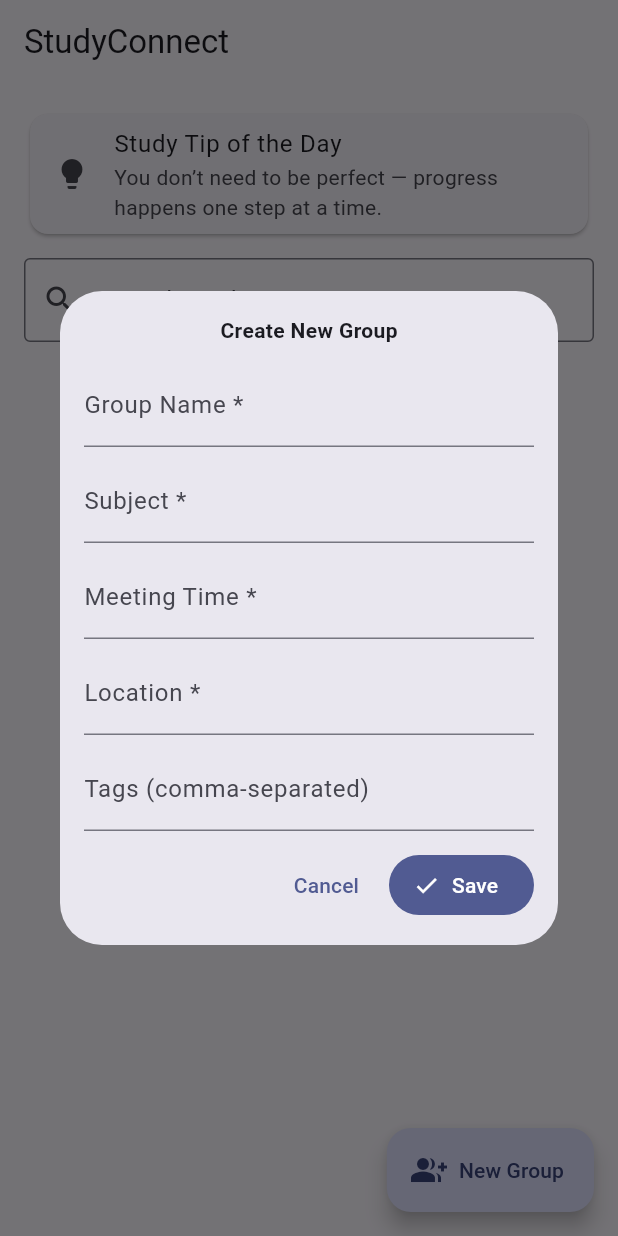
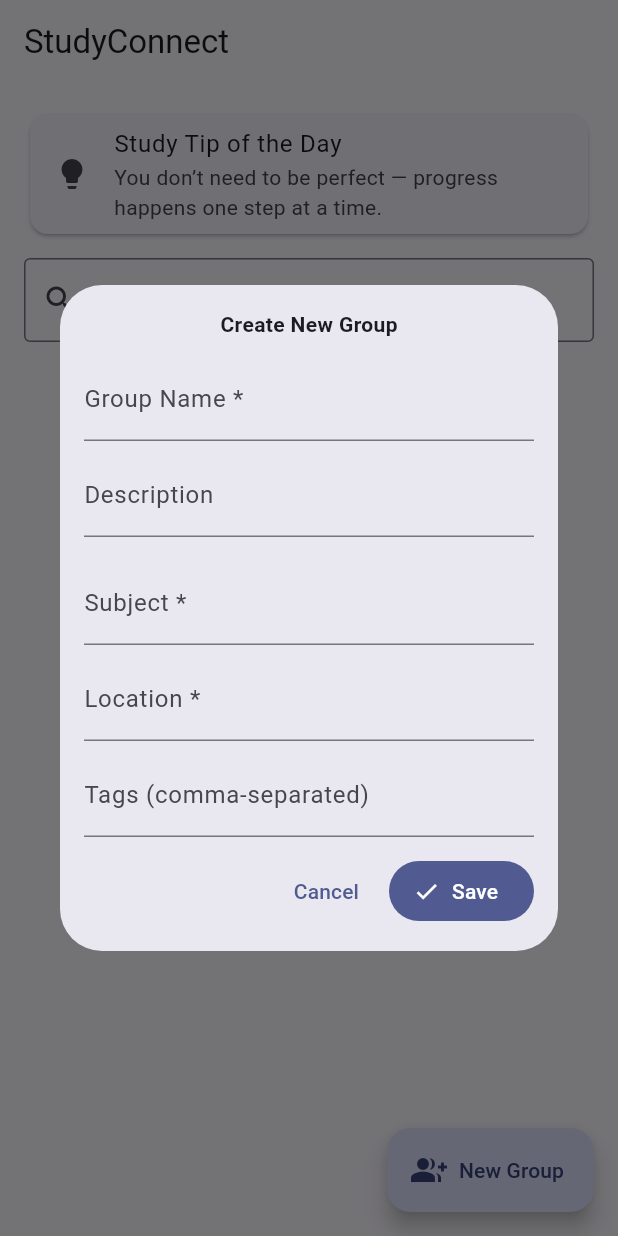
Before and after one commit to nathanzyx/_4100u_final_project, a Flutter app: the screen it shows after launch, after a tap on "New Group", on a phone screen of 412 x 824 dp. Run offline on Flutter 3.47's test engine with Material 3 defaults, Android fonts, the phone set to English and light mode, and no system bars; our stand-ins replace sqflite; accounts and stored records are empty.

Commit message:
Added starter backend functionality (some functionality is broken temporarily, like the send message system since we need https displayName calls)

```diff
--- a/lib/models/chat_message.dart
+++ b/lib/models/chat_message.dart
@@ -2,14 +2,16 @@
 class ChatMessage {
   final int? id;           // Database ID (auto-incremented)
   final int groupId;       // ID of the group this message belongs to
-  final String author;     // Name of the person who sent the message
+  final int? sessionId;     // ID of the session this message belongs to (optional)
+  final int? creatorId;     // Name of the person who sent the message
   final String text;       // Message content
   final DateTime ts;       // Timestamp of when the message was sent
 
   ChatMessage({
     this.id,
     required this.groupId,
-    required this.author,
+    this.sessionId,
+    this.creatorId,
     required this.text,
     required this.ts,
   });
@@ -18,17 +20,19 @@ class ChatMessage {
   Map<String, Object?> toMap() => {
     'id': id,
     'groupId': groupId,
-    'author': author,
+    'sessionId': sessionId,
+    'creatorId': creatorId,
     'text': text,
-    'ts': ts.toIso8601String(),
+    'ts': ts.millisecondsSinceEpoch,
   };
 
   // Recreates a ChatMessage object from a database record (Map)
   factory ChatMessage.fromMap(Map<String, Object?> m) => ChatMessage(
     id: m['id'] as int?,
     groupId: m['groupId'] as int,
-    author: m['author'] as String,
+    sessionId: m['sessionId'] as int?,
+    creatorId: m['creatorId'] as int,
     text: m['text'] as String,
-    ts: DateTime.parse(m['ts'] as String),
+    ts: DateTime.fromMillisecondsSinceEpoch(  m['ts'] as int),
   );
 }
--- a/lib/models/group.dart
+++ b/lib/models/group.dart
@@ -2,52 +2,57 @@
 class StudyGroup {
   final int? id;                // Database ID (auto-incremented)
   final String name;            // Name of the study group
+  final String description;     // Description of the study group
   final String subject;         // Subject or topic focus
-  final String meetingTime;     // Regular meeting schedule
-  final String location;        // Meeting location
+  final String location;        // Loaction of group (not meetings)
   final List<String> tags;      // Keywords/tags like “Math” or “History”
-  final bool joined;            // Whether the current user has joined
+  final int? creatorId;     // Dormant field for future use
+  // final bool joined;            // Whether the current user has joined
 
   StudyGroup({
     this.id,
     required this.name,
+    required this.description,
     required this.subject,
-    required this.meetingTime,
     required this.location,
     this.tags = const [],
-    this.joined = false,
+    this.creatorId,
+    // this.joined = false,
   });
 
   // Creates a modified copy (used for toggling joined state)
   StudyGroup copyWith({bool? joined}) => StudyGroup(
     id: id,
     name: name,
+    description: description,
     subject: subject,
-    meetingTime: meetingTime,
     location: location,
     tags: tags,
-    joined: joined ?? this.joined,
+    creatorId: creatorId,
+    // joined: joined ?? this.joined,
   );
 
   // Converts the group into a Map for database storage
   Map<String, Object?> toMap() => {
     'id': id,
     'name': name,
+    'description': description,
     'subject': subject,
-    'meetingTime': meetingTime,
     'location': location,
     'tags': tags.join('|'),
-    'joined': joined ? 1 : 0,
+    'creatorId': creatorId,
+    // 'joined': joined ? 1 : 0,
   };
 
   // Recreates a StudyGroup object from a Map (when reading from DB)
   factory StudyGroup.fromMap(Map<String, Object?> m) => StudyGroup(
     id: m['id'] as int?,
     name: m['name'] as String,
+    description: m['description'] as String,
     subject: m['subject'] as String,
-    meetingTime: m['meetingTime'] as String,
     location: m['location'] as String,
     tags: (m['tags'] as String?)?.split('|') ?? const [],
-    joined: (m['joined'] as int? ?? 0) == 1,
+    creatorId: m['creatorId'] as int,
+    // joined: (m['joined'] as int? ?? 0) == 1,
   );
 }
--- a/lib/models/session.dart
+++ b/lib/models/session.dart
@@ -8,6 +8,8 @@ class StudySession {
   final String location;      // Where the session will be held
   final int maxAttendees;     // Maximum allowed participants
   final int attendees;        // Current number of attendees
+  final int? creatorId;      // Dormant field for future use
+  final DateTime created;   // Creation timestamp (optional)
 
   StudySession({
     this.id,
@@ -18,18 +20,22 @@ class StudySession {
     required this.location,
     required this.maxAttendees,
     this.attendees = 0,
-  });
+    this.creatorId,
+    DateTime? created,
+  }) : created = created ?? DateTime.now();
 
   // Converts this object into a Map for saving into SQLite
   Map<String, Object?> toMap() => {
     'id': id,
     'groupId': groupId,
     'title': title,
-    'start': start.toIso8601String(),
-    'end': end.toIso8601String(),
+    'start': start.millisecondsSinceEpoch,
+    'end': end.millisecondsSinceEpoch,
     'location': location,
     'maxAttendees': maxAttendees,
     'attendees': attendees,
+    'creatorId': creatorId,
+    'created': created.millisecondsSinceEpoch,
   };
 
   // Creates a StudySession instance from a Map (from SQLite)
@@ -37,10 +43,12 @@ class StudySession {
     id: m['id'] as int?,
     groupId: m['groupId'] as int,
     title: m['title'] as String,
-    start: DateTime.parse(m['start'] as String),
-    end: DateTime.parse(m['end'] as String),
+    start: DateTime.fromMillisecondsSinceEpoch(m['start'] as int),
+    end: DateTime.fromMillisecondsSinceEpoch(m['end'] as int),
     location: m['location'] as String,
     maxAttendees: m['maxAttendees'] as int,
     attendees: (m['attendees'] as int?) ?? 0,
+    creatorId: m['creatorId'] as int,
+    created: DateTime.fromMillisecondsSinceEpoch(m['created'] as int),
   );
 }
--- a/lib/pages/home_page.dart
+++ b/lib/pages/home_page.dart
@@ -123,7 +123,7 @@ class _HomePageState extends State<HomePage> {
       child: Card(
         child: ListTile(
           title: Text(g.name),
-          subtitle: Text('${g.subject}\n${g.meetingTime} • ${g.location}'),
+          subtitle: Text('${g.subject}\n${g.location}'),
           isThreeLine: true,
           trailing: const Icon(Icons.chevron_right),
           onTap: () async {
--- a/lib/services/database.dart
+++ b/lib/services/database.dart
@@ -16,50 +16,134 @@ class AppDb {
 
   Database? _db; // holds the open database connection
 
-  /// Lazily initializes the database if not already open
+  // Lazily initializes the database if not already open
   Future<Database> get db async {
     if (_db != null) return _db!;
 
     final path = join(await getDatabasesPath(), 'study_connect_v2.db');
+    await deleteDatabase(path); // FOR TESTING ONLY: reset DB on each run
+
     _db = await openDatabase(
       path,
       version: 2,
       onCreate: (d, v) async {
-        // create main tables
+
+        /*
+
+        Users
+          - `id`: unique, auto-incremented identifier
+          - `displayName`: non-unique dislay name for the user
+
+          Context:
+            - Used for identifying messages and creators of groups/sessions
+
+          Future notes/ideas (ideal, time permitting):
+            - Add password and authentication
+
+        */
+        await d.execute('''
+          CREATE TABLE users(
+            id INTEGER PRIMARY KEY AUTOINCREMENT,
+            displayName TEXT NOT NULL
+          );
+        ''');
+        await d.insert('users', {'displayName': 'You'});
+
+
+
+
+        /*
+
+        Group
+          - `id`: unique, auto-incremented identifier
+          - `name`: the name of the study group
+          - `description`: brief description of the group
+          - `subject`: subject or topic of the group
+          - `location`: physical location associated with the group (e.g. OTU address)
+          - `tags`: keywords associated with the group (stored as a | delimited string)
+          - `creator`: who created the group (dormant since there is no singular ownership of groups)
+          - `created`: timestamp of creation (dormant field)
+
+          - A group represents a study community (ex: "Calculus 101", "OTU Computer Science")
+
+          Context:
+            - Groups are non-owned, meaning the creator does not have special privileges (creator is
+                a dormant field for potential future use)
+
+          Future notes/ideas (ideal, time permitting):
+            - Groups are auto deleted if no others join within X time of creation
+
+        */
         await d.execute('''
           CREATE TABLE groups(
             id INTEGER PRIMARY KEY AUTOINCREMENT,
             name TEXT NOT NULL,
+            description TEXT NOT NULL,
             subject TEXT NOT NULL,
-            meetingTime TEXT NOT NULL,
             location TEXT NOT NULL,
             tags TEXT NOT NULL,
-            joined INTEGER NOT NULL
+            creatorId INTEGER NOT NULL, -- dormant field
+            created INTEGER NOT NULL, -- dormant field
+            FOREIGN KEY(creatorId) REFERENCES users(id) ON DELETE CASCADE
           );
         ''');
 
+        /*
+
+        Session
+
+          - A session represents a scheduled study event within a group
+
+          Notes for later (ideal, time permitting):
+            - Sessions are deleted after their end time has passed
+            - Sessions can only be scheduled within X amount of time in the future (e.g., 30 days)
+
+        */
         await d.execute('''
           CREATE TABLE sessions(
             id INTEGER PRIMARY KEY AUTOINCREMENT,
             groupId INTEGER NOT NULL,
             title TEXT NOT NULL,
-            start TEXT NOT NULL,
-            end TEXT NOT NULL,
+            start INTEGER NOT NULL,
+            end INTEGER NOT NULL,
             location TEXT NOT NULL,
             maxAttendees INTEGER NOT NULL,
             attendees INTEGER NOT NULL DEFAULT 0,
-            FOREIGN KEY(groupId) REFERENCES groups(id) ON DELETE CASCADE
+            creatorId INTEGER NOT NULL, -- dormant field
+            created INTEGER NOT NULL,
+            FOREIGN KEY(groupId) REFERENCES groups(id) ON DELETE CASCADE,
+            FOREIGN KEY(creatorId) REFERENCES users(id) ON DELETE CASCADE
           );
         ''');
 
+
+        /*
+
+        Message
+
+          - A message is a single chat message
+          - A message has a:
+            - author (mandatory)
+            - group (mandatory)
+            - session (optional)
+            all messages are shown within the group chat, but we can filter by session
+
+          Notes for later (ideal, time permitting):
+            - Time permitting, color-coding messages by sessions should be considered
+              (or alternative to allow for readability)
+
+        */
         await d.execute('''
           CREATE TABLE messages(
             id INTEGER PRIMARY KEY AUTOINCREMENT,
             groupId INTEGER NOT NULL,
-            author TEXT NOT NULL,
+            sessionId INTEGER,
+            creatorID INTEGER NOT NULL,
             text TEXT NOT NULL,
-            ts TEXT NOT NULL,
-            FOREIGN KEY(groupId) REFERENCES groups(id) ON DELETE CASCADE
+            date INTEGER NOT NULL,
+            FOREIGN KEY(groupId) REFERENCES groups(id) ON DELETE CASCADE,
+            FOREIGN KEY(sessionId) REFERENCES sessions(id) ON DELETE CASCADE,
+            FOREIGN KEY(creatorId) REFERENCES users(id) ON DELETE CASCADE
           );
         ''');
       },
@@ -68,14 +152,26 @@ class AppDb {
         await d.execute('CREATE TABLE IF NOT EXISTS messages('
             'id INTEGER PRIMARY KEY AUTOINCREMENT,'
             'groupId INTEGER NOT NULL,'
-            'author TEXT NOT NULL,'
+            'sessionId INTEGER,'
+            'creatorID INTEGER NOT NULL,'
             'text TEXT NOT NULL,'
-            'ts TEXT NOT NULL,'
-            'FOREIGN KEY(groupId) REFERENCES groups(id) ON DELETE CASCADE'
+            'date INTEGER NOT NULL,'
+            'FOREIGN KEY(groupId) REFERENCES groups(id) ON DELETE CASCADE,'
+            'FOREIGN KEY(sessionId) REFERENCES sessions(id) ON DELETE CASCADE,'
+            'FOREIGN KEY(creatorId) REFERENCES users(id) ON DELETE CASCADE'
             ');');
       },
     );
     return _db!;
+  }
+
+  // TEMPORARY: retrieves the local user ID (there is only one user)
+  // later we must implement proper displayName retrieval
+  Future<int> getLocalUserId() async {
+    final dbInst = await db;
+    final rows = await dbInst.query('users', limit: 1);
+    return rows.first['id'] as int;
+
   }
 
   // --------------------------------------------------------------------------
@@ -89,8 +185,17 @@ class AppDb {
   }
 
   /// Inserts a new group into the database
-  Future<int> addGroup(StudyGroup g) async =>
-      (await db).insert('groups', g.toMap()..remove('id'));
+  Future<int> addGroup(StudyGroup g) async {
+    final dbInst = await db;
+    final userId = await getLocalUserId();
+
+    final map = g.toMap()..remove('id');
+
+    map['creatorId'] ??= userId;
+    map['created'] ??= DateTime.now().millisecondsSinceEpoch;
+
+    return dbInst.insert('groups', map);
+  }
 
   /// Updates an existing group’s info
   Future<int> updateGroup(StudyGroup g) async =>
@@ -100,15 +205,6 @@ class AppDb {
   Future<int> deleteGroup(int id) async =>
       (await db).delete('groups', where: 'id=?', whereArgs: [id]);
 
-  /// Marks whether the user has joined or left a group
-  Future<void> setJoined(int groupId, bool joined) async {
-    await (await db).update(
-      'groups',
-      {'joined': joined ? 1 : 0},
-      where: 'id=?',
-      whereArgs: [groupId],
-    );
-  }
 
   // --------------------------------------------------------------------------
   // SESSIONS
@@ -126,8 +222,17 @@ class AppDb {
   }
 
   /// Adds a new study session
-  Future<int> addSession(StudySession s) async =>
-      (await db).insert('sessions', s.toMap());
+  Future<int> addSession(StudySession s) async {
+    final dbInst = await db;
+    final userId = await getLocalUserId();
+
+    final map = s.toMap()..remove('id');
+
+    map['createdById'] ??= userId;
+    map['created'] ??= DateTime.now().millisecondsSinceEpoch;
+
+    return dbInst.insert('sessions', map);
+  }
 
   /// Deletes a specific session
   Future<void> deleteSession(int id) async =>
@@ -157,8 +262,17 @@ class AppDb {
   }
 
   /// Adds a new chat message
-  Future<int> addMessage(ChatMessage m) async =>
-      (await db).insert('messages', m.toMap()..remove('id'));
+  Future<int> addMessage(ChatMessage m) async {
+    final dbInst = await db;
+    final userId = await getLocalUserId();
+
+    final map = m.toMap()..remove('id');
+
+    map['authorId'] ??= userId;
+    map['ts'] ??= DateTime.now().millisecondsSinceEpoch;
+
+    return dbInst.insert('messages', map);
+  }
 
   /// Deletes a chat message by ID
   Future<int> deleteMessage(int id) async =>
--- a/lib/widgets/create_group.dart
+++ b/lib/widgets/create_group.dart
@@ -13,8 +13,9 @@ class CreateGroupDialog extends StatefulWidget {
 class _CreateGroupDialogState extends State<CreateGroupDialog> {
   // Controllers for form fields
   final _name = TextEditingController();
+  final _description = TextEditingController();
   final _subject = TextEditingController();
-  final _time = TextEditingController();
+  // final _time = TextEditingController();
   final _location = TextEditingController();
   final _tags = TextEditingController();
 
@@ -23,7 +24,7 @@ class _CreateGroupDialogState extends State<CreateGroupDialog> {
     // Ensure required fields are filled
     if (_name.text.isEmpty ||
         _subject.text.isEmpty ||
-        _time.text.isEmpty ||
+        // _time.text.isEmpty ||
         _location.text.isEmpty) {
       ScaffoldMessenger.of(context).showSnackBar(
         const SnackBar(content: Text('Please fill all required fields')),
@@ -41,8 +42,8 @@ class _CreateGroupDialogState extends State<CreateGroupDialog> {
     // Create a new StudyGroup object
     final g = StudyGroup(
       name: _name.text.trim(),
+      description: _description.text.trim(),
       subject: _subject.text.trim(),
-      meetingTime: _time.text.trim(),
       location: _location.text.trim(),
       tags: tags,
     );
@@ -74,26 +75,33 @@ class _CreateGroupDialogState extends State<CreateGroupDialog> {
               ),
               const SizedBox(height: 8),
 
+              // Input fields for group info
+              TextField(
+                controller: _description,
+                decoration: const InputDecoration(labelText: 'Description'),
+              ),
+              const SizedBox(height: 16),
+
               TextField(
                 controller: _subject,
                 decoration: const InputDecoration(labelText: 'Subject *'),
               ),
               const SizedBox(height: 8),
 
-              TextField(
-                controller: _time,
-                decoration: const InputDecoration(
-                  labelText: 'Meeting Time *',
-                  hintText: 'e.g., Tuesdays 6:00 PM',
-                ),
-              ),
-              const SizedBox(height: 8),
+              // TextField(
+              //   controller: _time,
+              //   decoration: const InputDecoration(
+              //     labelText: 'Meeting Time *',
+              //     hintText: 'e.g., Tuesdays 6:00 PM',
+              //   ),
+              // ),
+              // const SizedBox(height: 8),
 
               TextField(
                 controller: _location,
                 decoration: const InputDecoration(
                   labelText: 'Location *',
-                  hintText: 'e.g., Library Room 204',
+                  hintText: 'e.g., 2000 Simcoe St. N',
                 ),
               ),
               const SizedBox(height: 8),
--- a/lib/widgets/edit.dart
+++ b/lib/widgets/edit.dart
@@ -14,6 +14,7 @@ class EditGroupDialog extends StatefulWidget {
 class _EditGroupDialogState extends State<EditGroupDialog> {
   // Controllers prefilled with current group values
   late final TextEditingController _name;
+  late final TextEditingController _description;
   late final TextEditingController _subject;
   late final TextEditingController _time;
   late final TextEditingController _location;
@@ -23,8 +24,9 @@ class _EditGroupDialogState extends State<EditGroupDialog> {
   void initState() {
     super.initState();
     _name = TextEditingController(text: widget.group.name);
+    _description = TextEditingController(text: widget.group.description);
     _subject = TextEditingController(text: widget.group.subject);
-    _time = TextEditingController(text: widget.group.meetingTime);
+    // _time = TextEditingController(text: widget.group.meetingTime);
     _location = TextEditingController(text: widget.group.location);
     _tags = TextEditingController(text: widget.group.tags.join(', '));
   }
@@ -33,8 +35,9 @@ class _EditGroupDialogState extends State<EditGroupDialog> {
   void dispose() {
     // Clean up controllers to avoid memory leaks
     _name.dispose();
+    _description.dispose();
     _subject.dispose();
-    _time.dispose();
+    // _time.dispose();
     _location.dispose();
     _tags.dispose();
     super.dispose();
@@ -45,7 +48,7 @@ class _EditGroupDialogState extends State<EditGroupDialog> {
     // Basic required fields check
     if (_name.text.isEmpty ||
         _subject.text.isEmpty ||
-        _time.text.isEmpty ||
+        // _time.text.isEmpty ||
         _location.text.isEmpty) {
       ScaffoldMessenger.of(context).showSnackBar(
         const SnackBar(content: Text('Please fill all required fields')),
@@ -64,11 +67,11 @@ class _EditGroupDialogState extends State<EditGroupDialog> {
     final g = StudyGroup(
       id: widget.group.id,
       name: _name.text.trim(),
+      description: _description.text.trim(),
       subject: _subject.text.trim(),
-      meetingTime: _time.text.trim(),
+      // meetingTime: _time.text.trim(),
       location: _location.text.trim(),
       tags: tags,
-      joined: widget.group.joined,
     );
 
     Navigator.pop(context, g); // send updated group back to caller
@@ -98,16 +101,22 @@ class _EditGroupDialogState extends State<EditGroupDialog> {
               const SizedBox(height: 8),
 
               TextField(
+                controller: _description,
+                decoration: const InputDecoration(labelText: 'Description'),
+              ),
+              const SizedBox(height: 16),
+
+              TextField(
                 controller: _subject,
                 decoration: const InputDecoration(labelText: 'Subject *'),
               ),
               const SizedBox(height: 8),
 
-              TextField(
-                controller: _time,
-                decoration: const InputDecoration(labelText: 'Meeting Time *'),
-              ),
-              const SizedBox(height: 8),
+              // TextField(
+              //   controller: _time,
+              //   decoration: const InputDecoration(labelText: 'Meeting Time *'),
+              // ),
+              // const SizedBox(height: 8),
 
               TextField(
                 controller: _location,
```
Also changed, not shown: lib/pages/chat_page.dart (+59 -41 lines), lib/pages/group_details_page.dart (+13 -13 lines).
